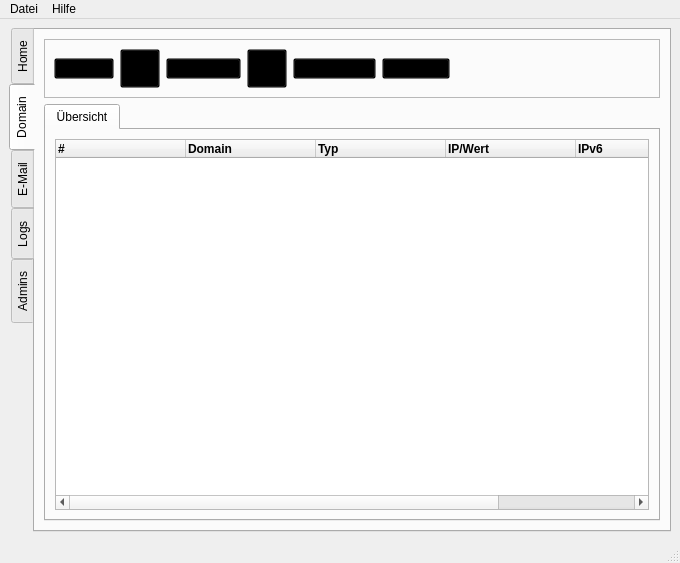
Qt form flscp/ui/cp.ui (FLS-Wiesbaden/flscp) before a commit.
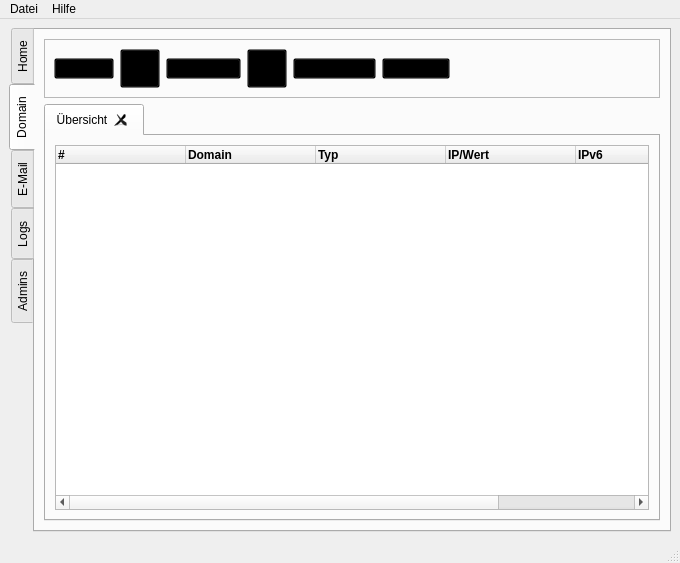
The same form after that commit. The open tabs and pages were chosen to show the change. Icons and pictures are not drawn.

Commit message: Added Context Menu

The edit to the form file:
```diff
--- a/flscp/ui/cp.ui
+++ b/flscp/ui/cp.ui
@@ -338,7 +338,7 @@
            <number>0</number>
           </property>
           <property name="tabsClosable">
-           <bool>false</bool>
+           <bool>true</bool>
           </property>
           <widget class="QWidget" name="domainOverview">
            <attribute name="title">
```
Left out of the diff: 2 changed lines with no effect on the pictures. The commit also changes 1 other file.
